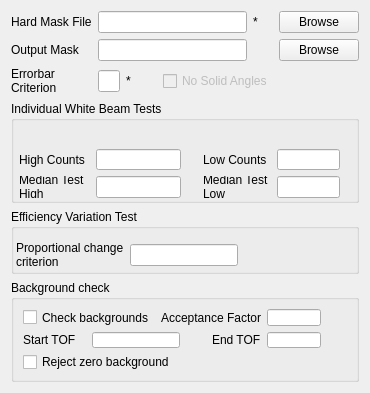
Qt form Code/qtiplot/MantidQt/MantidWidgets/inc/MWDiag.ui (mantidproject/mantid) before a commit.
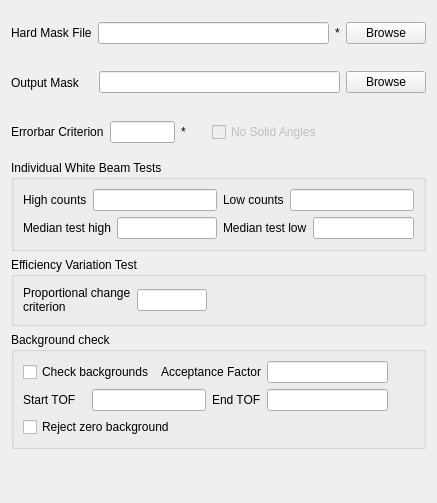
The same form after that commit.

Diff of the .ui file:
```diff
--- a/Code/qtiplot/MantidQt/MantidWidgets/inc/MWDiag.ui
+++ b/Code/qtiplot/MantidQt/MantidWidgets/inc/MWDiag.ui
@@ -1,21 +1,23 @@
 <ui version="4.0" >
  <class>MWDiag</class>
- <widget class="QWidget" name="MWDiag" >
-  <property name="geometry" >
+ <widget class="QWidget" name="MWDiag">
+  <property name="geometry">
    <rect>
     <x>0</x>
     <y>0</y>
-    <width>364</width>
-    <height>393</height>
+    <width>437</width>
+    <height>503</height>
    </rect>
   </property>
   <property name="windowTitle" >
    <string>Form</string>
   </property>
-  <layout class="QGridLayout" name="gridLayout_3" >
-   <item row="0" column="0" >
-    <widget class="QLabel" name="lbIFile" >
-     <property name="enabled" >
+  <layout class="QVBoxLayout" name="verticalLayout_3">
+   <item>
+    <layout class="QHBoxLayout" name="horizontalLayout">
+     <item>
+      <widget class="QLabel" name="lbIFile">
+       <property name="enabled">
       <bool>true</bool>
      </property>
      <property name="sizePolicy" >
@@ -24,9 +26,9 @@
        <verstretch>0</verstretch>
       </sizepolicy>
      </property>
-     <property name="maximumSize" >
+       <property name="maximumSize">
       <size>
-       <width>85</width>
+         <width>16777215</width>
        <height>16777215</height>
       </size>
      </property>
@@ -35,9 +37,9 @@
      </property>
     </widget>
    </item>
-   <item row="0" column="1" colspan="4" >
-    <widget class="QLineEdit" name="leIFile" >
-     <property name="enabled" >
+     <item>
+      <widget class="QLineEdit" name="leIFile">
+       <property name="enabled">
       <bool>true</bool>
      </property>
      <property name="minimumSize" >
@@ -51,9 +53,22 @@
      </property>
     </widget>
    </item>
-   <item row="0" column="6" >
-    <widget class="QPushButton" name="pbIFile" >
-     <property name="enabled" >
+     <item>
+      <widget class="QLabel" name="valInmsk">
+       <property name="sizePolicy">
+        <sizepolicy hsizetype="Fixed" vsizetype="Fixed">
+         <horstretch>0</horstretch>
+         <verstretch>0</verstretch>
+        </sizepolicy>
+       </property>
+       <property name="text">
+        <string>*</string>
+       </property>
+      </widget>
+     </item>
+     <item>
+      <widget class="QPushButton" name="pbIFile">
+       <property name="enabled">
       <bool>true</bool>
      </property>
      <property name="text" >
@@ -61,62 +76,54 @@
      </property>
     </widget>
    </item>
-   <item row="1" column="0" >
-    <widget class="QLabel" name="lbOFile" >
-     <property name="sizePolicy" >
-      <sizepolicy vsizetype="Expanding" hsizetype="Maximum" >
+    </layout>
+   </item>
+   <item>
+    <layout class="QHBoxLayout" name="horizontalLayout_2">
+     <item>
+      <widget class="QLabel" name="lbOFile">
+       <property name="sizePolicy">
+        <sizepolicy hsizetype="Maximum" vsizetype="Expanding">
        <horstretch>0</horstretch>
        <verstretch>0</verstretch>
       </sizepolicy>
      </property>
-     <property name="maximumSize" >
+       <property name="maximumSize">
       <size>
-       <width>85</width>
+         <width>16777215</width>
        <height>16777215</height>
       </size>
      </property>
-     <property name="text" >
-      <string>Output Mask</string>
+       <property name="text">
+        <string>Output Mask    </string>
      </property>
     </widget>
    </item>
-   <item row="1" column="1" colspan="4" >
-    <widget class="QLineEdit" name="leOFile" />
-   </item>
-   <item row="1" column="5" >
-    <spacer name="horizontalSpacer_14" >
-     <property name="orientation" >
-      <enum>Qt::Horizontal</enum>
-     </property>
-     <property name="sizeType" >
-      <enum>QSizePolicy::Fixed</enum>
-     </property>
-     <property name="sizeHint" stdset="0" >
-      <size>
-       <width>20</width>
-       <height>20</height>
-      </size>
-     </property>
-    </spacer>
-   </item>
-   <item row="1" column="6" >
-    <widget class="QPushButton" name="pbOFile" >
-     <property name="text" >
+     <item>
+      <widget class="QLineEdit" name="leOFile"/>
+     </item>
+     <item>
+      <widget class="QPushButton" name="pbOFile">
+       <property name="text">
       <string>Browse</string>
      </property>
     </widget>
    </item>
-   <item row="2" column="0" >
-    <widget class="QLabel" name="lbSignificance" >
-     <property name="sizePolicy" >
-      <sizepolicy vsizetype="Expanding" hsizetype="Maximum" >
+    </layout>
+   </item>
+   <item>
+    <layout class="QHBoxLayout" name="horizontalLayout_3">
+     <item>
+      <widget class="QLabel" name="lbSignificance">
+       <property name="sizePolicy">
+        <sizepolicy hsizetype="Maximum" vsizetype="Expanding">
        <horstretch>0</horstretch>
        <verstretch>0</verstretch>
       </sizepolicy>
      </property>
-     <property name="maximumSize" >
+       <property name="maximumSize">
       <size>
-       <width>85</width>
+         <width>16777215</width>
        <height>16777215</height>
       </size>
      </property>
@@ -128,25 +135,38 @@
      </property>
     </widget>
    </item>
-   <item row="2" column="1" >
-    <widget class="QLineEdit" name="leSignificance" >
-     <property name="sizePolicy" >
-      <sizepolicy vsizetype="Fixed" hsizetype="Maximum" >
+     <item>
+      <widget class="QLineEdit" name="leSignificance">
+       <property name="sizePolicy">
+        <sizepolicy hsizetype="Maximum" vsizetype="Fixed">
        <horstretch>63</horstretch>
        <verstretch>0</verstretch>
       </sizepolicy>
      </property>
-     <property name="maximumSize" >
+       <property name="maximumSize">
       <size>
-       <width>63</width>
+         <width>65</width>
        <height>16777215</height>
       </size>
      </property>
     </widget>
    </item>
-   <item row="2" column="3" >
-    <spacer name="horizontalSpacer_15" >
-     <property name="orientation" >
+     <item>
+      <widget class="QLabel" name="valErr">
+       <property name="sizePolicy">
+        <sizepolicy hsizetype="Fixed" vsizetype="Fixed">
+         <horstretch>0</horstretch>
+         <verstretch>0</verstretch>
+        </sizepolicy>
+       </property>
+       <property name="text">
+        <string>*</string>
+       </property>
+      </widget>
+     </item>
+     <item>
+      <spacer name="horizontalSpacer_15">
+       <property name="orientation">
       <enum>Qt::Horizontal</enum>
      </property>
      <property name="sizeType" >
@@ -160,9 +180,9 @@
      </property>
     </spacer>
    </item>
-   <item row="2" column="4" colspan="2" >
-    <widget class="QCheckBox" name="ckAngles" >
-     <property name="enabled" >
+     <item>
+      <widget class="QCheckBox" name="ckAngles">
+       <property name="enabled">
       <bool>false</bool>
      </property>
      <property name="text" >
@@ -170,246 +190,95 @@
      </property>
     </widget>
    </item>
-   <item row="3" column="0" colspan="7" >
-    <widget class="QGroupBox" name="gbIndividual" >
-     <property name="title" >
+     <item>
+      <spacer name="horizontalSpacer_2">
+       <property name="orientation">
+        <enum>Qt::Horizontal</enum>
+       </property>
+       <property name="sizeHint" stdset="0">
+        <size>
+         <width>40</width>
+         <height>20</height>
+        </size>
+       </property>
+      </spacer>
+     </item>
+    </layout>
+   </item>
+   <item>
+    <widget class="QGroupBox" name="gbIndividual">
+     <property name="title">
       <string>Individual White Beam Tests</string>
      </property>
-     <layout class="QGridLayout" name="gridLayout_4" >
-      <property name="leftMargin" >
-       <number>5</number>
-      </property>
-      <property name="topMargin" >
-       <number>2</number>
-      </property>
-      <property name="rightMargin" >
-       <number>0</number>
-      </property>
-      <property name="bottomMargin" >
-       <number>2</number>
-      </property>
-      <item row="1" column="0" >
-       <widget class="QLabel" name="lbHighAbs" >
-        <property name="sizePolicy" >
-         <sizepolicy vsizetype="Expanding" hsizetype="Expanding" >
-          <horstretch>0</horstretch>
-          <verstretch>0</verstretch>
-         </sizepolicy>
-        </property>
-        <property name="text" >
-         <string>High Counts</string>
-        </property>
-       </widget>
+     <layout class="QVBoxLayout" name="verticalLayout">
+      <item>
+       <layout class="QHBoxLayout" name="indivTestWhiteLay"/>
       </item>
-      <item row="1" column="1" >
-       <widget class="QLineEdit" name="leHighAbs" />
-      </item>
-      <item row="1" column="2" >
-       <widget class="QLabel" name="validatorSpace_6" >
-        <property name="sizePolicy" >
-         <sizepolicy vsizetype="Fixed" hsizetype="Fixed" >
-          <horstretch>20</horstretch>
-          <verstretch>20</verstretch>
-         </sizepolicy>
-        </property>
-        <property name="minimumSize" >
-         <size>
-          <width>10</width>
-          <height>20</height>
-         </size>
-        </property>
-        <property name="text" >
-         <string/>
-        </property>
-       </widget>
-      </item>
-      <item row="1" column="3" >
-       <widget class="QLabel" name="lbLowAbs" >
-        <property name="sizePolicy" >
-         <sizepolicy vsizetype="Expanding" hsizetype="Expanding" >
-          <horstretch>0</horstretch>
-          <verstretch>0</verstretch>
-         </sizepolicy>
-        </property>
-        <property name="text" >
-         <string>Low Counts</string>
-        </property>
-       </widget>
-      </item>
-      <item row="1" column="8" >
-       <widget class="QLabel" name="validatorSpace_4" >
-        <property name="sizePolicy" >
-         <sizepolicy vsizetype="Fixed" hsizetype="Fixed" >
-          <horstretch>20</horstretch>
-          <verstretch>20</verstretch>
-         </sizepolicy>
-        </property>
-        <property name="minimumSize" >
-         <size>
-          <width>10</width>
-          <height>20</height>
-         </size>
-        </property>
-        <property name="text" >
-         <string/>
-        </property>
-       </widget>
-      </item>
-      <item row="2" column="0" >
-       <widget class="QLabel" name="lbHighMed" >
-        <property name="sizePolicy" >
-         <sizepolicy vsizetype="Expanding" hsizetype="Expanding" >
-          <horstretch>0</horstretch>
-          <verstretch>0</verstretch>
-         </sizepolicy>
-        </property>
-        <property name="text" >
-         <string>Median Test High</string>
-        </property>
-        <property name="wordWrap" >
-         <bool>true</bool>
-        </property>
-       </widget>
-      </item>
-      <item row="2" column="1" >
-       <widget class="QLineEdit" name="leHighMed" />
+      <item>
+       <layout class="QHBoxLayout" name="horizontalLayout_5">
+        <item>
+         <widget class="QLabel" name="lbHighAbs">
+          <property name="text">
+           <string>High counts</string>
+          </property>
+         </widget>
+        </item>
+        <item>
+         <widget class="QLineEdit" name="leHighAbs"/>
+        </item>
+        <item>
+         <widget class="QLabel" name="lbLowAbs">
+          <property name="text">
+           <string>Low counts</string>
+          </property>
+         </widget>
+        </item>
+        <item>
+         <widget class="QLineEdit" name="leLowAbs"/>
+        </item>
+       </layout>
       </item>
-      <item row="2" column="2" >
-       <widget class="QLabel" name="validatorSpace_5" >
-        <property name="sizePolicy" >
-         <sizepolicy vsizetype="Fixed" hsizetype="Fixed" >
-          <horstretch>20</horstretch>
-          <verstretch>20</verstretch>
-         </sizepolicy>
-        </property>
-        <property name="minimumSize" >
-         <size>
-          <width>10</width>
-          <height>20</height>
-         </size>
-        </property>
-        <property name="text" >
-         <string/>
-        </property>
-       </widget>
-      </item>
-      <item row="2" column="4" colspan="3" >
-       <widget class="QLineEdit" name="leLowMed" />
-      </item>
-      <item row="2" column="8" >
-       <widget class="QLabel" name="validatorSpace_3" >
-        <property name="sizePolicy" >
-         <sizepolicy vsizetype="Expanding" hsizetype="Expanding" >
-          <horstretch>20</horstretch>
-          <verstretch>20</verstretch>
-         </sizepolicy>
-        </property>
-        <property name="minimumSize" >
-         <size>
-          <width>10</width>
-          <height>20</height>
-         </size>
-        </property>
-        <property name="text" >
-         <string/>
-        </property>
-       </widget>
-      </item>
-      <item row="1" column="4" colspan="3" >
-       <widget class="QLineEdit" name="leLowAbs" />
-      </item>
-      <item row="0" column="5" >
-       <widget class="QLabel" name="validatorSpace_9" >
-        <property name="sizePolicy" >
-         <sizepolicy vsizetype="Fixed" hsizetype="Fixed" >
-          <horstretch>20</horstretch>
-          <verstretch>20</verstretch>
-         </sizepolicy>
-        </property>
-        <property name="minimumSize" >
-         <size>
-          <width>20</width>
-          <height>20</height>
-         </size>
-        </property>
-        <property name="text" >
-         <string/>
-        </property>
-       </widget>
+      <item>
+       <layout class="QHBoxLayout" name="horizontalLayout_6">
+        <item>
+         <widget class="QLabel" name="lbHighMed">
+          <property name="text">
+           <string>Median test high</string>
+          </property>
+         </widget>
+        </item>
+        <item>
+         <widget class="QLineEdit" name="leHighMed"/>
+        </item>
+        <item>
+         <widget class="QLabel" name="lbLowMed">
+          <property name="text">
+           <string>Median test low</string>
+          </property>
+         </widget>
+        </item>
+        <item>
+         <widget class="QLineEdit" name="leLowMed"/>
+        </item>
+       </layout>
       </item>
-      <item row="2" column="3" >
-       <widget class="QLabel" name="lbLowMed" >
-        <property name="sizePolicy" >
-         <sizepolicy vsizetype="Expanding" hsizetype="Expanding" >
-          <horstretch>0</horstretch>
-          <verstretch>0</verstretch>
-         </sizepolicy>
-        </property>
-        <property name="text" >
-         <string>Median Test Low</string>
-        </property>
-        <property name="wordWrap" >
-         <bool>true</bool>
-        </property>
-       </widget>
-      </item>
-      <item row="0" column="0" colspan="5" >
-       <spacer name="verticalSpacer_2" >
-        <property name="orientation" >
-         <enum>Qt::Vertical</enum>
-        </property>
-        <property name="sizeHint" stdset="0" >
-         <size>
-          <width>20</width>
-          <height>10</height>
-         </size>
-        </property>
-       </spacer>
-      </item>
      </layout>
     </widget>
    </item>
-   <item row="4" column="0" colspan="7" >
-    <widget class="QGroupBox" name="gbVariation" >
-     <property name="title" >
+   <item>
+    <widget class="QGroupBox" name="gbVariation">
+     <property name="title">
       <string>Efficiency Variation Test</string>
      </property>
-     <layout class="QGridLayout" name="gridLayout_2" >
-      <property name="margin" >
-       <number>2</number>
-      </property>
-      <item row="1" column="2" >
-       <spacer name="horizontalSpacer_7" >
-        <property name="orientation" >
-         <enum>Qt::Horizontal</enum>
-        </property>
-        <property name="sizeHint" stdset="0" >
-         <size>
-          <width>23</width>
-          <height>20</height>
-         </size>
-        </property>
-       </spacer>
+     <layout class="QVBoxLayout" name="verticalLayout_2">
+      <item>
+       <layout class="QHBoxLayout" name="effVarTestWhiteLay"/>
       </item>
-      <item row="1" column="3" >
-       <spacer name="horizontalSpacer_3" >
-        <property name="orientation" >
-         <enum>Qt::Horizontal</enum>
-        </property>
-        <property name="sizeType" >
-         <enum>QSizePolicy::Fixed</enum>
-        </property>
-        <property name="sizeHint" stdset="0" >
-         <size>
-          <width>20</width>
-          <height>20</height>
-         </size>
-        </property>
-       </spacer>
-      </item>
-      <item row="1" column="0" >
-       <widget class="QLabel" name="lbVariation" >
-        <property name="text" >
+      <item>
+       <layout class="QHBoxLayout" name="horizontalLayout_4">
+        <item>
+         <widget class="QLabel" name="lbVariation">
+          <property name="text">
          <string>Proportional change criterion</string>
         </property>
         <property name="wordWrap" >
@@ -417,48 +286,49 @@
         </property>
        </widget>
       </item>
-      <item row="1" column="1" >
-       <widget class="QLineEdit" name="leVariation" >
-        <property name="sizePolicy" >
-         <sizepolicy vsizetype="Fixed" hsizetype="MinimumExpanding" >
+        <item>
+         <widget class="QLineEdit" name="leVariation">
+          <property name="sizePolicy">
+           <sizepolicy hsizetype="MinimumExpanding" vsizetype="Fixed">
           <horstretch>0</horstretch>
           <verstretch>0</verstretch>
          </sizepolicy>
         </property>
-        <property name="minimumSize" >
+          <property name="minimumSize">
          <size>
-          <width>80</width>
+            <width>0</width>
           <height>0</height>
          </size>
         </property>
-       </widget>
-      </item>
-      <item row="1" column="4" >
-       <widget class="QLabel" name="validator_label" >
-        <property name="text" >
-         <string/>
+          <property name="maximumSize">
+           <size>
+            <width>70</width>
+            <height>16777215</height>
+           </size>
         </property>
        </widget>
       </item>
-      <item row="0" column="1" >
-       <spacer name="verticalSpacer" >
-        <property name="orientation" >
-         <enum>Qt::Vertical</enum>
-        </property>
-        <property name="sizeHint" stdset="0" >
+        <item>
+         <spacer name="horizontalSpacer">
+          <property name="orientation">
+           <enum>Qt::Horizontal</enum>
+          </property>
+          <property name="sizeHint" stdset="0">
          <size>
-          <width>0</width>
-          <height>10</height>
+            <width>40</width>
+            <height>20</height>
          </size>
         </property>
        </spacer>
       </item>
      </layout>
+      </item>
+     </layout>
     </widget>
    </item>
-   <item row="5" column="0" colspan="7" >
-    <widget class="QGroupBox" name="gbBackTest" >
-     <property name="title" >
+   <item>
+    <widget class="QGroupBox" name="gbBackTest">
+     <property name="title">
       <string>Background check</string>
      </property>
      <layout class="QGridLayout" name="gridLayout" >
@@ -469,19 +339,19 @@
         </property>
        </widget>
       </item>
-      <item row="0" column="2" colspan="3" >
-       <widget class="QLabel" name="lbAcceptance" >
-        <property name="text" >
+      <item row="0" column="2" colspan="2">
+       <widget class="QLabel" name="lbAcceptance">
+        <property name="text">
          <string>Acceptance Factor</string>
         </property>
        </widget>
       </item>
-      <item row="0" column="5" >
-       <widget class="QLineEdit" name="leAcceptance" />
+      <item row="0" column="4">
+       <widget class="QLineEdit" name="leAcceptance"/>
       </item>
-      <item row="0" column="6" >
-       <widget class="QLabel" name="validator_label_3" >
-        <property name="minimumSize" >
+      <item row="0" column="5">
+       <widget class="QLabel" name="validator_label_3">
+        <property name="minimumSize">
          <size>
           <width>20</width>
           <height>20</height>
@@ -502,15 +372,15 @@
       <item row="1" column="1" colspan="2" >
        <widget class="QLineEdit" name="leStartTime" />
       </item>
-      <item row="1" column="4" >
-       <widget class="QLabel" name="lbEndTime" >
-        <property name="text" >
+      <item row="1" column="3">
+       <widget class="QLabel" name="lbEndTime">
+        <property name="text">
          <string>End TOF</string>
         </property>
        </widget>
       </item>
-      <item row="1" column="5" >
-       <widget class="QLineEdit" name="leEndTime" />
+      <item row="1" column="4">
+       <widget class="QLineEdit" name="leEndTime"/>
       </item>
       <item row="2" column="0" colspan="3" >
        <widget class="QCheckBox" name="ckZeroCounts" >
@@ -519,66 +389,21 @@
         </property>
        </widget>
       </item>
-      <item row="1" column="3" >
-       <spacer name="horizontalSpacer" >
-        <property name="orientation" >
-         <enum>Qt::Horizontal</enum>
-        </property>
-        <property name="sizeType" >
-         <enum>QSizePolicy::Fixed</enum>
-        </property>
-        <property name="sizeHint" stdset="0" >
-         <size>
-          <width>20</width>
-          <height>20</height>
-         </size>
-        </property>
-       </spacer>
-      </item>
-      <item row="1" column="6" >
-       <spacer name="horizontalSpacer_2" >
-        <property name="orientation" >
-         <enum>Qt::Horizontal</enum>
-        </property>
-        <property name="sizeType" >
-         <enum>QSizePolicy::Fixed</enum>
-        </property>
-        <property name="sizeHint" stdset="0" >
-         <size>
-          <width>20</width>
-          <height>20</height>
-         </size>
-        </property>
-       </spacer>
-      </item>
      </layout>
     </widget>
    </item>
-   <item row="2" column="2" >
-    <widget class="QLabel" name="valErr" >
-     <property name="sizePolicy" >
-      <sizepolicy vsizetype="Fixed" hsizetype="Fixed" >
-       <horstretch>0</horstretch>
-       <verstretch>0</verstretch>
-      </sizepolicy>
+   <item>
+    <spacer name="verticalSpacer">
+     <property name="orientation">
+      <enum>Qt::Vertical</enum>
      </property>
-     <property name="text" >
-      <string>*</string>
+     <property name="sizeHint" stdset="0">
+      <size>
+       <width>20</width>
+       <height>40</height>
+      </size>
      </property>
-    </widget>
-   </item>
-   <item row="0" column="5" >
-    <widget class="QLabel" name="valInmsk" >
-     <property name="sizePolicy" >
-      <sizepolicy vsizetype="Fixed" hsizetype="Fixed" >
-       <horstretch>0</horstretch>
-       <verstretch>0</verstretch>
-      </sizepolicy>
-     </property>
-     <property name="text" >
-      <string>*</string>
-     </property>
-    </widget>
+    </spacer>
    </item>
   </layout>
  </widget>
```
Left out of the diff: 55 changed lines with no effect on the pictures. Lines whose indentation alone changed are shown as unchanged.
